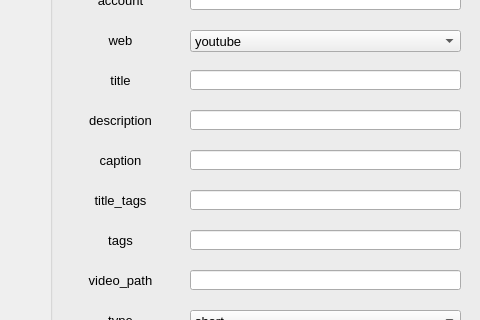
Above: ui/add_account.ui from FlamingJay/homework before the change; both pictures show x 0 to 480 and y 120 to 440 of the 578 by 615 pixel window. Below: the same form after it.
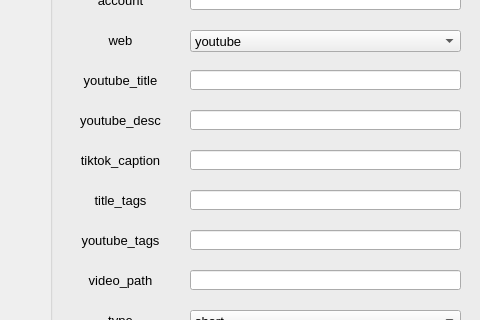
That is the form after the change.

Commit message: 修改： 0、分页展示，加大账号管理界面的展示面 1、账号添加标题，使用youtube和tiktok用来区分 2、账号部分将不能出现的字符进行替换 3、账号表格顺序修正 4、账号名不能修改 5、表格底色交替行颜色变化 6、表格修改时，弹窗展示，然后修改，去掉之前单元格修改 7、解决未选择就删除账号会bug

```diff
--- a/ui/add_account.ui
+++ b/ui/add_account.ui
@@ -85,7 +85,7 @@
      </font>
     </property>
     <property name="text">
-     <string>&lt;html&gt;&lt;head/&gt;&lt;body&gt;&lt;p&gt;&lt;span style=&quot; font-size:10pt;&quot;&gt;description&lt;/span&gt;&lt;/p&gt;&lt;/body&gt;&lt;/html&gt;</string>
+     <string>&lt;html&gt;&lt;head/&gt;&lt;body&gt;&lt;p&gt;youtube_desc&lt;/p&gt;&lt;/body&gt;&lt;/html&gt;</string>
     </property>
     <property name="alignment">
      <set>Qt::AlignCenter</set>
@@ -106,7 +106,7 @@
      </font>
     </property>
     <property name="text">
-     <string>&lt;html&gt;&lt;head/&gt;&lt;body&gt;&lt;p&gt;&lt;span style=&quot; font-size:10pt;&quot;&gt;caption&lt;/span&gt;&lt;/p&gt;&lt;/body&gt;&lt;/html&gt;</string>
+     <string>&lt;html&gt;&lt;head/&gt;&lt;body&gt;&lt;p&gt;tiktok_caption&lt;/p&gt;&lt;/body&gt;&lt;/html&gt;</string>
     </property>
     <property name="alignment">
      <set>Qt::AlignCenter</set>
@@ -148,7 +148,7 @@
      </font>
     </property>
     <property name="text">
-     <string>&lt;html&gt;&lt;head/&gt;&lt;body&gt;&lt;p&gt;&lt;span style=&quot; font-size:10pt;&quot;&gt;tags&lt;/span&gt;&lt;/p&gt;&lt;/body&gt;&lt;/html&gt;</string>
+     <string>&lt;html&gt;&lt;head/&gt;&lt;body&gt;&lt;p&gt;youtube_tags&lt;/p&gt;&lt;/body&gt;&lt;/html&gt;</string>
     </property>
     <property name="alignment">
      <set>Qt::AlignCenter</set>
@@ -169,7 +169,7 @@
      </font>
     </property>
     <property name="text">
-     <string>&lt;html&gt;&lt;head/&gt;&lt;body&gt;&lt;p&gt;&lt;span style=&quot; font-size:10pt;&quot;&gt;title&lt;/span&gt;&lt;/p&gt;&lt;/body&gt;&lt;/html&gt;</string>
+     <string>&lt;html&gt;&lt;head/&gt;&lt;body&gt;&lt;p&gt;youtube_title&lt;/p&gt;&lt;/body&gt;&lt;/html&gt;</string>
     </property>
     <property name="alignment">
      <set>Qt::AlignCenter</set>
```
The commit also changes 11 other files.
